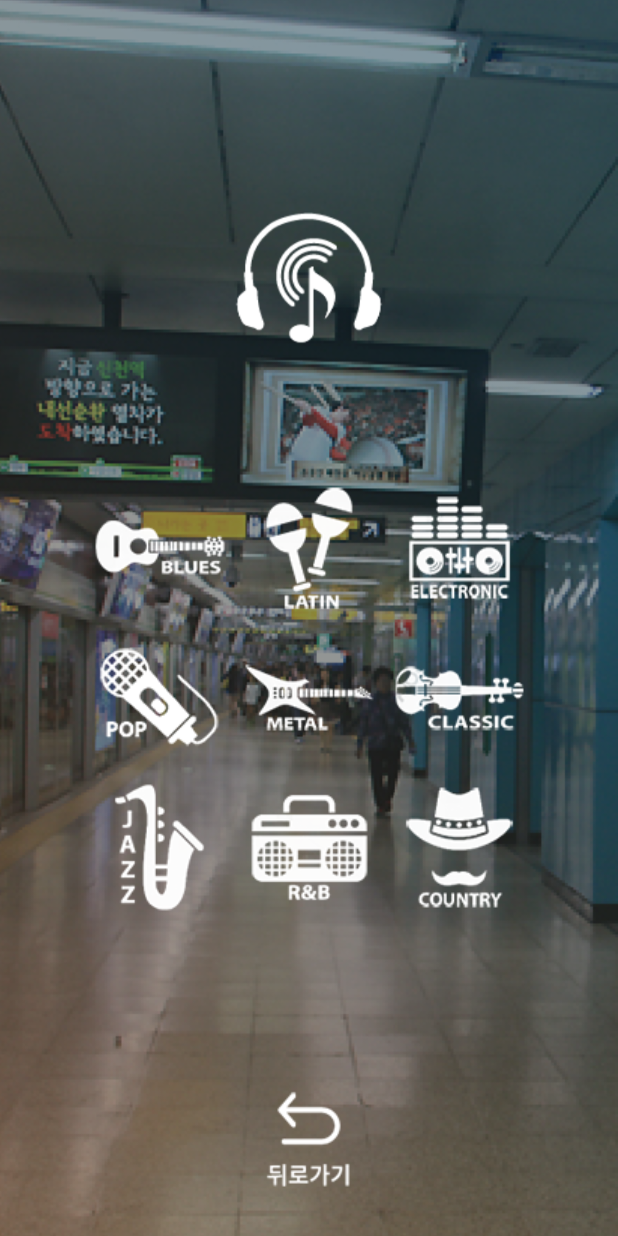
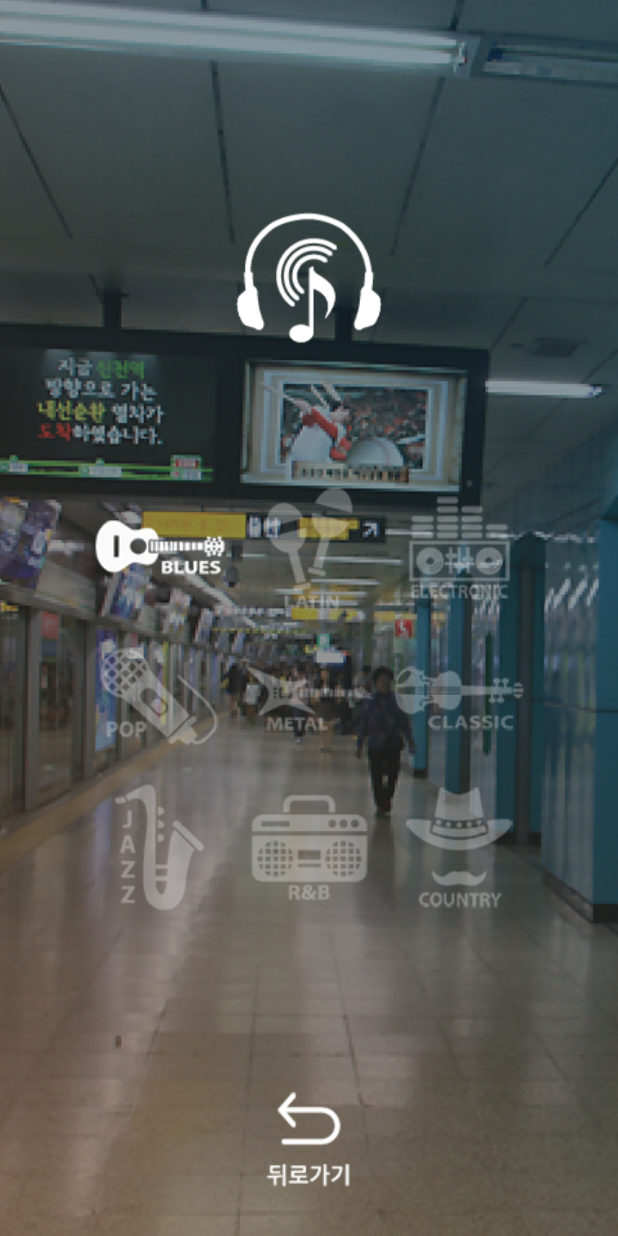
Before and after one commit to piporica/chompoNeedGraduate, an Android app: the screen it shows after launch (MusicSettingActivity), after a tap on an icon or button, on a phone screen of 412 x 824 dp. Run offline under Robolectric (Android 15) with nearby library versions, the phone set to English and light mode, and no system bars.

Commit message:
music_setting comp

```diff
--- a/app/src/main/AndroidManifest.xml
+++ b/app/src/main/AndroidManifest.xml
@@ -3,6 +3,7 @@
     package="com.example.chompopo">
 
     <application
+        android:name=".MyApp"
         android:allowBackup="true"
         android:icon="@mipmap/ic_launcher"
         android:label="@string/app_name"
--- a/app/src/main/java/com/example/chompopo/IntroActivity.java
+++ b/app/src/main/java/com/example/chompopo/IntroActivity.java
@@ -33,6 +33,9 @@ public class IntroActivity extends AppCompatActivity {
             }
         },500);
 
+
+        ((MyApp)this.getApplication()).setmusic(1); // 최초음악설정
+
     }
 
     @Override
--- a/app/src/main/java/com/example/chompopo/MainActivity.java
+++ b/app/src/main/java/com/example/chompopo/MainActivity.java
@@ -53,6 +53,7 @@ public class MainActivity extends AppCompatActivity {
                 Intent intent = new Intent(
                         getApplicationContext(),
                         MusicSettingActivity.class);
+                intent.putExtra("station", station);
                 startActivity(intent);
             }
         });
--- a/app/src/main/java/com/example/chompopo/MusicSettingActivity.java
+++ b/app/src/main/java/com/example/chompopo/MusicSettingActivity.java
@@ -1,12 +1,182 @@
 package com.example.chompopo;
 
+import android.content.Intent;
 import android.os.Bundle;
+import android.view.View;
+import android.widget.ImageButton;
+
 import androidx.appcompat.app.AppCompatActivity;
 
 public class MusicSettingActivity extends AppCompatActivity {
+
+    String station;
+    int music;
+    MyApp app;
+
     @Override
-    public void onCreate(Bundle savedInstanceState){
+    public void onCreate(Bundle savedInstanceState) {
         super.onCreate(savedInstanceState);
         setContentView(R.layout.setting_music_layout);
+        Intent intent = getIntent();
+        station = intent.getStringExtra("station");
+
+        app = ((MyApp)this.getApplication());
+        music = app.getmusic();
+
+        findViewById(R.id.m_back).setOnClickListener(new View.OnClickListener() {
+            @Override
+            public void onClick(View v) {
+                Intent intent = new Intent(
+                        getApplicationContext(), MainActivity.class);
+                intent.putExtra("station", station);
+                app.setmusic(music);
+                startActivity(intent);
+            }
+        });
+
+        final ImageButton mu1 = findViewById(R.id.mu1);
+        final ImageButton mu2 = findViewById(R.id.mu2);
+        final ImageButton mu3 = findViewById(R.id.mu3);
+        final ImageButton mu4 = findViewById(R.id.mu4);
+        final ImageButton mu5 = findViewById(R.id.mu5);
+        final ImageButton mu6 = findViewById(R.id.mu6);
+        final ImageButton mu7 = findViewById(R.id.mu7);
+        final ImageButton mu8 = findViewById(R.id.mu8);
+        final ImageButton mu9 = findViewById(R.id.mu9);
+
+
+        mu1.setOnClickListener(new View.OnClickListener() {
+            @Override
+            public void onClick(View v) {
+                setAll30();
+                mu1.setAlpha(1f);
+                music = 1;
+            }
+        });
+
+        mu2.setOnClickListener(new View.OnClickListener() {
+            @Override
+            public void onClick(View v) {
+                setAll30();
+                mu2.setAlpha(1f);
+                music = 2;
+            }
+        });
+        mu3.setOnClickListener(new View.OnClickListener() {
+            @Override
+            public void onClick(View v) {
+                setAll30();
+                mu3.setAlpha(1f);
+                music = 3;
+            }
+        });
+        mu4.setOnClickListener(new View.OnClickListener() {
+            @Override
+            public void onClick(View v) {
+                setAll30();
+                mu4.setAlpha(1f);
+                music = 4;
+            }
+        });
+        mu5.setOnClickListener(new View.OnClickListener() {
+            @Override
+            public void onClick(View v) {
+                setAll30();
+                mu5.setAlpha(1f);
+                music = 5;
+            }
+        });
+        mu6.setOnClickListener(new View.OnClickListener() {
+            @Override
+            public void onClick(View v) {
+                setAll30();
+                mu6.setAlpha(1f);
+                music = 6;
+            }
+        });
+        mu7.setOnClickListener(new View.OnClickListener() {
+            @Override
+            public void onClick(View v) {
+                setAll30();
+                mu7.setAlpha(1f);
+                music = 7;
+            }
+        });
+        mu8.setOnClickListener(new View.OnClickListener() {
+            @Override
+            public void onClick(View v) {
+                setAll30();
+                mu8.setAlpha(1f);
+                music = 8;
+            }
+        });
+        mu9.setOnClickListener(new View.OnClickListener() {
+            @Override
+            public void onClick(View v) {
+                setAll30();
+                mu9.setAlpha(1f);
+                music = 9;
+            }
+        });
+
+        //초기설정
+        setAll30();
+        switch (music)
+        {
+            case 1: mu1.setAlpha(1f);
+            break;
+
+            case 2: mu2.setAlpha(1f);
+            break;
+
+            case 3: mu3.setAlpha(1f);
+            break;
+
+            case 4: mu4.setAlpha(1f);
+            break;
+
+            case 5: mu5.setAlpha(1f);
+            break;
+
+            case 6: mu6.setAlpha(1f);
+            break;
+
+            case 7: mu7.setAlpha(1f);
+            break;
+
+            case 8: mu8.setAlpha(1f);
+            break;
+
+            case 9: mu9.setAlpha(1f);
+            break;
+        }
+    }
+
+    void setAll30() {
+        ImageButton mu1 = findViewById(R.id.mu1);
+        ImageButton mu2 = findViewById(R.id.mu2);
+        ImageButton mu3 = findViewById(R.id.mu3);
+        ImageButton mu4 = findViewById(R.id.mu4);
+        ImageButton mu5 = findViewById(R.id.mu5);
+        ImageButton mu6 = findViewById(R.id.mu6);
+        ImageButton mu7 = findViewById(R.id.mu7);
+        ImageButton mu8 = findViewById(R.id.mu8);
+        ImageButton mu9 = findViewById(R.id.mu9);
+
+        mu1.setAlpha(0.3f);
+        mu2.setAlpha(0.3f);
+        mu3.setAlpha(0.3f);
+        mu4.setAlpha(0.3f);
+        mu5.setAlpha(0.3f);
+        mu6.setAlpha(0.3f);
+        mu7.setAlpha(0.3f);
+        mu8.setAlpha(0.3f);
+        mu9.setAlpha(0.3f);
+    }
+
+    @Override
+    protected void onPause() {
+        super.onPause();
+        app.setmusic(music);
     }
 }
--- /dev/null
+++ b/app/src/main/java/com/example/chompopo/MyApp.java
@@ -0,0 +1,29 @@
+package com.example.chompopo;
+
+import android.app.Application;
+
+public class MyApp extends Application {
+
+    private int music;
+
+    @Override
+    public void onCreate() {
+        //전역 변수 초기화
+        music = 0;
+        super.onCreate();
+    }
+
+    @Override
+    public void onTerminate() {
+        super.onTerminate();
+    }
+
+    public void setmusic(int state){
+        this.music = state;
+    }
+
+    public int getmusic(){
+        return music;
+    }
+
+}
--- a/app/src/main/res/layout/setting_music_layout.xml
+++ b/app/src/main/res/layout/setting_music_layout.xml
@@ -131,7 +131,7 @@
             app:srcCompat="@drawable/m1" />
 
         <ImageButton
-            android:id="@+id/imageButton13"
+            android:id="@+id/m_back"
             android:layout_width="wrap_content"
             android:layout_height="wrap_content"
             android:layout_marginBottom="30dp"
```
